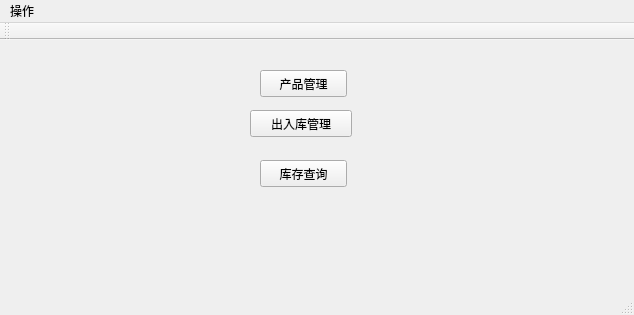
This is src/mainwindow.ui in wegatron/dt_manage as Qt 5 draws it before an edit. The edited form follows.
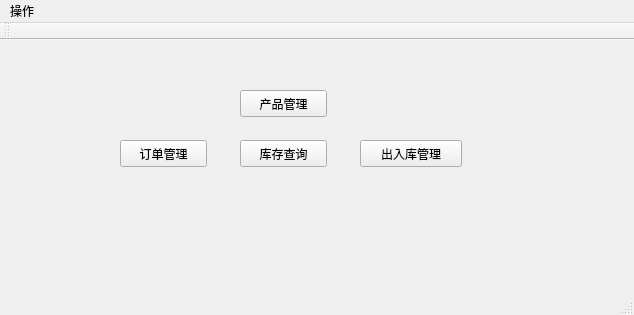
This is the edited form.

The edit to the form file:
```diff
--- a/src/mainwindow.ui
+++ b/src/mainwindow.ui
@@ -23,8 +23,8 @@
    <widget class="QPushButton" name="pushButton">
     <property name="geometry">
      <rect>
-      <x>250</x>
-      <y>70</y>
+      <x>360</x>
+      <y>100</y>
       <width>102</width>
       <height>27</height>
      </rect>
@@ -36,8 +36,8 @@
    <widget class="QPushButton" name="pushButton_2">
     <property name="geometry">
      <rect>
-      <x>260</x>
-      <y>120</y>
+      <x>240</x>
+      <y>100</y>
       <width>87</width>
       <height>27</height>
      </rect>
@@ -49,8 +49,8 @@
    <widget class="QPushButton" name="pushButton_3">
     <property name="geometry">
      <rect>
-      <x>260</x>
-      <y>30</y>
+      <x>240</x>
+      <y>50</y>
       <width>87</width>
       <height>27</height>
      </rect>
@@ -59,6 +59,19 @@
      <string>产品管理</string>
     </property>
    </widget>
+   <widget class="QPushButton" name="pushButton_4">
+    <property name="geometry">
+     <rect>
+      <x>120</x>
+      <y>100</y>
+      <width>87</width>
+      <height>27</height>
+     </rect>
+    </property>
+    <property name="text">
+     <string>订单管理</string>
+    </property>
+   </widget>
   </widget>
   <widget class="QToolBar" name="mainToolBar">
    <attribute name="toolBarArea">
```
